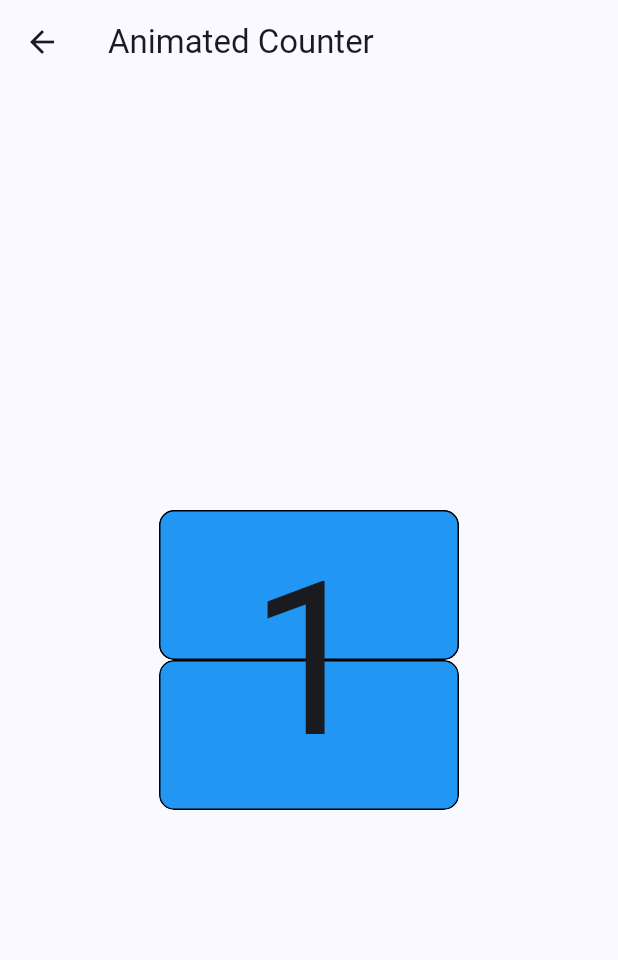
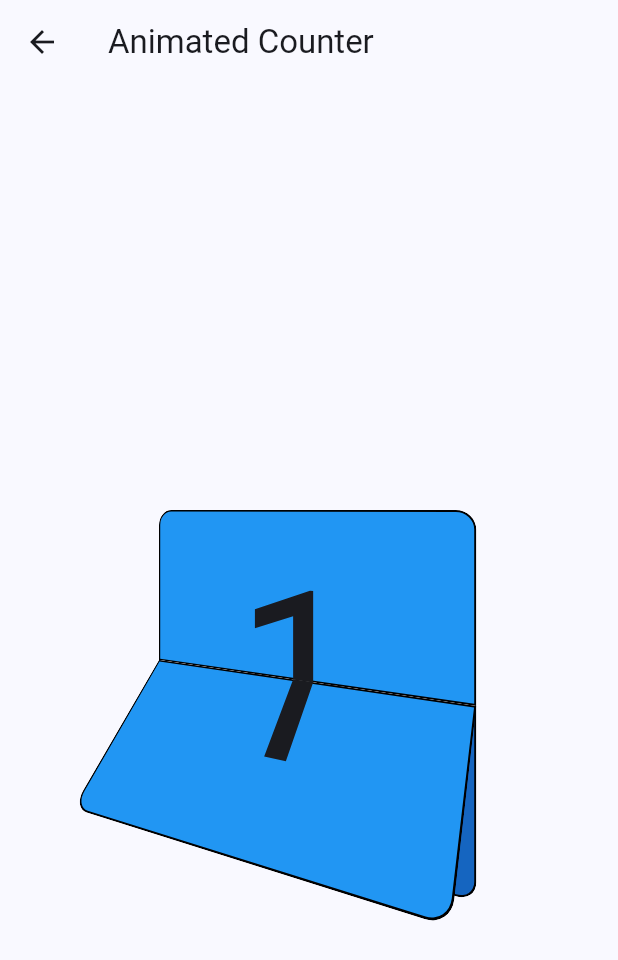
Before and after one commit to hydev777/wt-flutter-samples, a Flutter app: the AnimatedCounter screen opened directly, after a tap on an icon or button, on a phone screen of 412 x 824 dp. Shown: the top 960 px of the screen. Run offline on Flutter 3.47's test engine with Material 3 defaults, Android fonts, the phone set to English and light mode, and no system bars.

Commit message:
Updated animated counter

```diff
--- a/lib/screens/animated_counter.dart
+++ b/lib/screens/animated_counter.dart
@@ -1,4 +1,3 @@
-
 import 'dart:math' show pi;
 
 import 'package:flutter/material.dart';
@@ -14,13 +13,13 @@ class _AnimatedCounterState extends State<AnimatedCounter>
     with SingleTickerProviderStateMixin {
   late final AnimationController _controller = AnimationController(
     vsync: this,
-    duration: const Duration(seconds: 1),
+    duration: const Duration(seconds: 2),
   );
   late final Animation<double> numberChangeValue =
       Tween<double>(begin: 0, end: 1).animate(
     CurvedAnimation(
       parent: _controller,
-      curve: Curves.linear,
+      curve: Curves.bounceOut,
     ),
   );
 
@@ -51,20 +50,21 @@ class _AnimatedCounterState extends State<AnimatedCounter>
       }
 
       if (animationValue > 0.2 && animationValue <= 0.9 && showText) {
+        shadowColor = Colors.blue[600]!;
+      }
+
+      if (animationValue > 0.4 && animationValue <= 0.9 && showText) {
         shadowColor = Colors.blue[700]!;
       }
 
-      if (animationValue > 0.4 && animationValue <= 0.9 && showText) {
+      if (animationValue > 0.462 && animationValue <= 0.9 && showText) {
         shadowColor = Colors.blue[800]!;
+        showShadow = false;
+        showText = false;
       }
 
       if (animationValue > 0.6 && animationValue <= 0.9 && showText) {
-        shadowColor = Colors.blue[900]!;
-      }
-
-      if (animationValue > 1 && animationValue <= 2 && showText) {
-        showShadow = false;
-        showText = false;
+        shadowColor = Colors.black;
       }
     });
   }
@@ -86,7 +86,11 @@ class _AnimatedCounterState extends State<AnimatedCounter>
           child: AnimatedBuilder(
               animation: _controller,
               builder: (context, child) {
-                return SizedBox(
+                return Transform(
+                  transform: Matrix4.identity()
+                    ..setEntry(3, 2, 0.002)
+                    ..rotateY(0.2 * pi),
+                  child: SizedBox(
                     height: 200,
                     width: 200,
                     child: Stack(
@@ -94,41 +98,57 @@ class _AnimatedCounterState extends State<AnimatedCounter>
                         Positioned(
                           bottom: 0,
                           child: ClipRRect(
-                          borderRadius: BorderRadius.circular(10),
+                            borderRadius: const BorderRadius.vertical(
+                              bottom: Radius.circular(10),
+                            ),
                             child: Container(
                               height: 100,
                               width: 200,
                               decoration: BoxDecoration(
                                 color: shadowColor,
-                              borderRadius: BorderRadius.circular(10),
-                              border: Border.all(
-                                color: Colors.black,
+                                borderRadius: const BorderRadius.vertical(
+                                  bottom: Radius.circular(10),
+                                ),
+                                border: const Border(
+                                  left: BorderSide(color: Colors.black),
+                                  right: BorderSide(color: Colors.black),
+                                  bottom: BorderSide(color: Colors.black),
+                                  top: BorderSide(color: Colors.black),
                                 ),
                               ),
                               alignment: Alignment.topCenter,
                               child: Text(
                                 count.toString(),
-                              style: const TextStyle(fontSize: 140, height: 0.001),
+                                style: const TextStyle(
+                                    fontSize: 140, height: 0.001),
                               ),
                             ),
                           ),
                         ),
                         ClipRRect(
-                        borderRadius: BorderRadius.circular(10),
+                          borderRadius: const BorderRadius.vertical(
+                            top: Radius.circular(10),
+                          ),
                           child: Container(
                             height: 100,
                             width: 200,
-                          decoration: BoxDecoration(
+                            decoration: const BoxDecoration(
                               color: Colors.blue,
-                            borderRadius: BorderRadius.circular(10),
-                            border: Border.all(
-                              color: Colors.black,
+                              borderRadius: BorderRadius.vertical(
+                                top: Radius.circular(10),
+                              ),
+                              border: Border(
+                                left: BorderSide(color: Colors.black),
+                                right: BorderSide(color: Colors.black),
+                                top: BorderSide(color: Colors.black),
+                                bottom: BorderSide(color: Colors.black),
                               ),
                             ),
                             alignment: Alignment.bottomCenter,
                             child: Text(
                               (count + 1).toString(),
-                            style: const TextStyle(fontSize: 140, height: 0.001),
+                              style:
+                                  const TextStyle(fontSize: 140, height: 0.001),
                             ),
                           ),
                         ),
@@ -147,14 +167,22 @@ class _AnimatedCounterState extends State<AnimatedCounter>
                                 ..setEntry(3, 2, 0.001)
                                 ..rotateX((numberChangeValue.value) * pi),
                               child: ClipRRect(
-                              borderRadius: BorderRadius.circular(10),
+                                borderRadius: const BorderRadius.vertical(
+                                  top: Radius.circular(10),
+                                ),
                                 child: AnimatedContainer(
                                   duration: const Duration(microseconds: 500),
                                   decoration: BoxDecoration(
-                                  color: showShadow ? shadowColor : Colors.blue,
-                                  borderRadius: BorderRadius.circular(10),
-                                  border: Border.all(
-                                    color: Colors.black,
+                                    color:
+                                        showShadow ? shadowColor : Colors.blue,
+                                    borderRadius: const BorderRadius.vertical(
+                                      top: Radius.circular(10),
+                                    ),
+                                    border: const Border(
+                                      left: BorderSide(color: Colors.black),
+                                      right: BorderSide(color: Colors.black),
+                                      top: BorderSide(color: Colors.black),
+                                      bottom: BorderSide(color: Colors.black),
                                     ),
                                   ),
                                   height: 100,
@@ -169,8 +197,8 @@ class _AnimatedCounterState extends State<AnimatedCounter>
                                       showText
                                           ? count.toString()
                                           : (count + 1).toString(),
-                                    style:
-                                        const TextStyle(fontSize: 140, height: 0.001),
+                                      style: const TextStyle(
+                                          fontSize: 140, height: 0.001),
                                     ),
                                   ),
                                 ),
@@ -180,6 +208,7 @@ class _AnimatedCounterState extends State<AnimatedCounter>
                         ),
                       ],
                     ),
+                  ),
                 );
               }),
         ),
```
Lines whose indentation alone changed are shown as unchanged.
